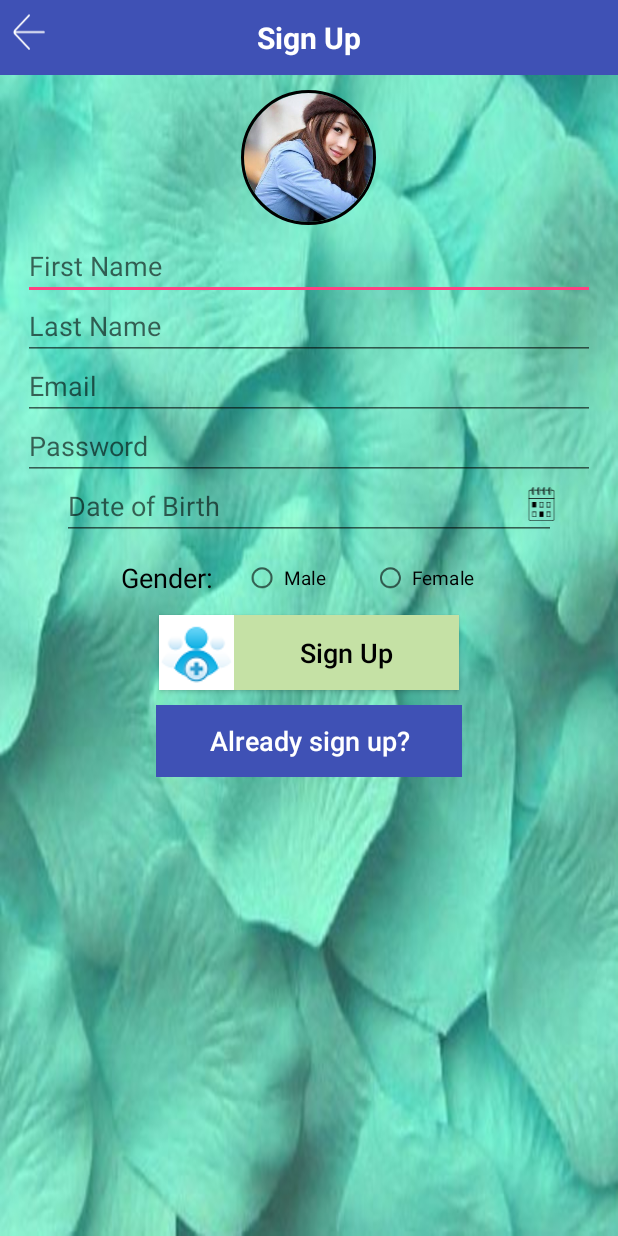
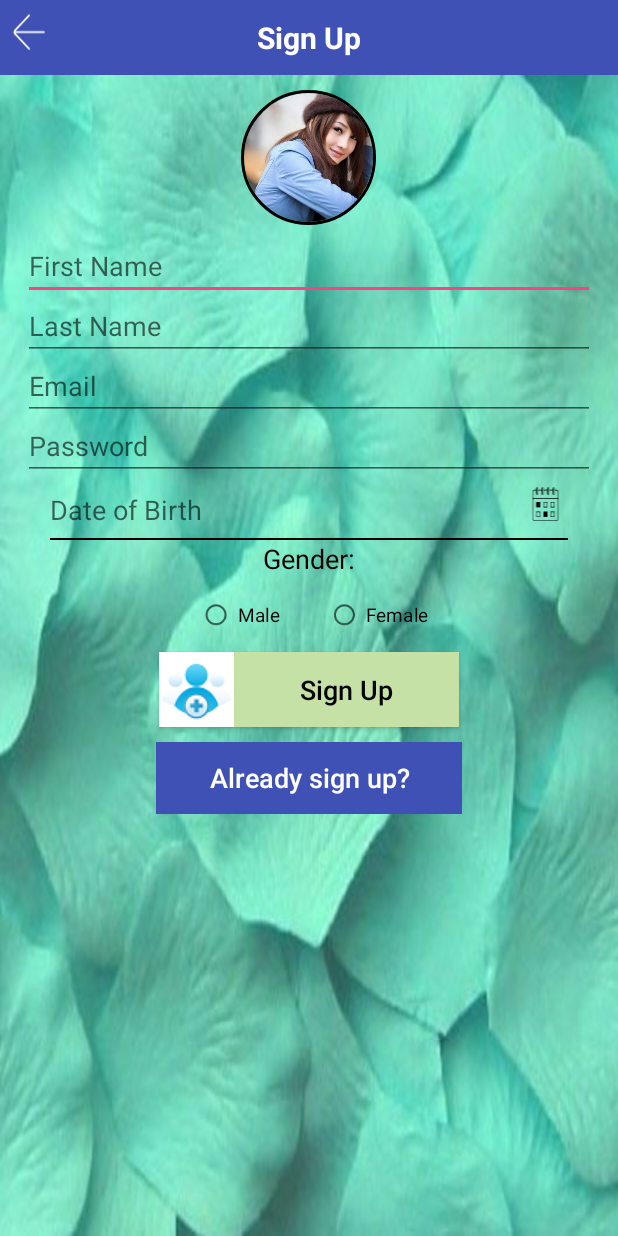
Before and after one commit to SwagataDas/Signuplog, an Android app: the SignupActivity screen opened directly, with no data from a screen before it, on a phone screen of 412 x 824 dp. Run offline under Robolectric (Android 15) with nearby library versions, the phone set to English and light mode, and no system bars; our stand-ins replace CircleImageView; 2 statements that could not run were skipped.

Commit message:
init commit

```diff
--- a/app/src/main/java/com/example/debjit/signuplog/SignupActivity.java
+++ b/app/src/main/java/com/example/debjit/signuplog/SignupActivity.java
@@ -115,6 +115,12 @@ public class SignupActivity extends AppCompatActivity  {
                     }
                 }, mDay, mMonth, mYear);
                 datePickerDialog.show();
+            }
+        });
+        dob.setOnClickListener(new View.OnClickListener() {
+            @Override
+            public void onClick(View v) {
+                calenderButton.performClick();
             }
         });
         Intent intent2 = getIntent();
--- a/app/src/main/res/layout/activity_signup.xml
+++ b/app/src/main/res/layout/activity_signup.xml
@@ -2,8 +2,8 @@
 <LinearLayout xmlns:android="http://schemas.android.com/apk/res/android"
     android:layout_width="match_parent"
     android:layout_height="match_parent"
+    android:background="@drawable/google"
     android:gravity="center_horizontal"
-    android:background="@drawable/google"
     android:orientation="vertical">
 
     <RelativeLayout
@@ -16,7 +16,7 @@
             android:layout_width="40dp"
             android:layout_height="match_parent"
             android:padding="5dp"
-            android:src="@drawable/ic_backarrow"/>
+            android:src="@drawable/ic_backarrow" />
 
         <TextView
             android:id="@+id/tv"
@@ -24,9 +24,9 @@
             android:layout_height="wrap_content"
             android:layout_centerInParent="true"
             android:text="Sign Up"
-            android:textStyle="bold"
             android:textColor="#fff"
-            android:textSize="20sp" />
+            android:textSize="20sp"
+            android:textStyle="bold" />
     </RelativeLayout>
 
     <RelativeLayout
@@ -35,14 +35,13 @@
         android:layout_marginBottom="10dp"
         android:layout_marginTop="10dp">
 
-        <de.hdodenhof.circleimageview.CircleImageView
-            xmlns:app="http://schemas.android.com/apk/res-auto"
+        <de.hdodenhof.circleimageview.CircleImageView xmlns:app="http://schemas.android.com/apk/res-auto"
             android:id="@+id/dp"
             android:layout_width="96dp"
             android:layout_height="96dp"
             android:src="@drawable/image"
-            app:civ_border_width="2dp"
-            app:civ_border_color="#FF000000"/>
+            app:civ_border_color="#FF000000"
+            app:civ_border_width="2dp" />
 
     </RelativeLayout>
 
@@ -64,8 +63,8 @@
                 android:layout_marginRight="15dp"
                 android:digits="abcdefghijklmnopqrstuvwxyzABCDEFGHIJKLMNOPQRSTUVWXYZ "
                 android:hint="First Name"
+                android:inputType="textCapWords"
                 android:singleLine="true"
-                android:inputType="textCapWords"
                 android:textSize="18dp" />
 
             <EditText
@@ -76,10 +75,9 @@
                 android:layout_marginRight="15dp"
                 android:digits="abcdefghijklmnopqrstuvwxyzABCDEFGHIJKLMNOPQRSTUVWXYZ"
                 android:hint="Last Name"
+                android:inputType="textCapSentences"
                 android:singleLine="true"
-                android:inputType="textCapSentences"
-                android:textSize="18dp"
-                />
+                android:textSize="18dp" />
 
             <EditText
                 android:id="@+id/email"
@@ -102,32 +100,43 @@
                 android:textSize="18sp" />
 
             <RelativeLayout
-                android:layout_width="360dp"
+                android:layout_width="345dp"
                 android:layout_height="40dp">
 
-                <EditText
+                <TextView
                     android:id="@+id/dob1"
                     android:layout_width="match_parent"
                     android:layout_height="40dp"
                     android:layout_alignParentStart="true"
                     android:layout_alignParentTop="true"
+                    android:layout_marginRight="15dp"
                     android:gravity="left|center_vertical"
                     android:hint="Date of Birth"
                     android:singleLine="true"
-                    android:layout_marginRight="15dp"
-                    android:layout_marginLeft="15dp"
                     android:textSize="18sp" />
 
                 <ImageView
                     android:id="@+id/dobbtn"
                     android:layout_width="wrap_content"
                     android:layout_height="wrap_content"
-                    android:src="@drawable/ic_calender"
                     android:layout_alignParentRight="true"
-                    android:paddingRight="10dp"
-                    />
+                    android:src="@drawable/ic_calender" />
+
+                <View
+                    android:layout_width="match_parent"
+                    android:layout_height="1dp"
+                    android:layout_alignParentBottom="true"
+                    android:background="#000000"/>
 
             </RelativeLayout>
+
+            <TextView
+                android:id="@+id/gender"
+                android:layout_width="wrap_content"
+                android:layout_height="wrap_content"
+                android:text="Gender:"
+                android:textColor="#000000"
+                android:textSize="18sp" />
 
             <RadioGroup
                 android:id="@+id/radiogroup"
@@ -136,14 +145,6 @@
                 android:layout_marginTop="10dp"
                 android:gravity="center"
                 android:orientation="horizontal">
-
-                <TextView
-                    android:id="@+id/gender"
-                    android:layout_width="wrap_content"
-                    android:layout_height="wrap_content"
-                    android:text="Gender:"
-                    android:textColor="#000000"
-                    android:textSize="18sp" />
 
                 <RadioButton
                     android:id="@+id/male"
@@ -171,12 +172,12 @@
                 android:layout_width="200dp"
                 android:layout_height="wrap_content"
                 android:layout_marginTop="10dp"
+                android:background="#c5e1a5"
+                android:drawableLeft="@drawable/sign"
                 android:text="Sign Up"
                 android:textAllCaps="false"
                 android:textColor="#000000"
-                android:background="#c5e1a5"
-                android:textSize="18dp"
-                android:drawableLeft="@drawable/sign"/>
+                android:textSize="18dp" />
 
             <LinearLayout
                 android:layout_width="wrap_content"
```
Also changed, not shown: 2 other files.
